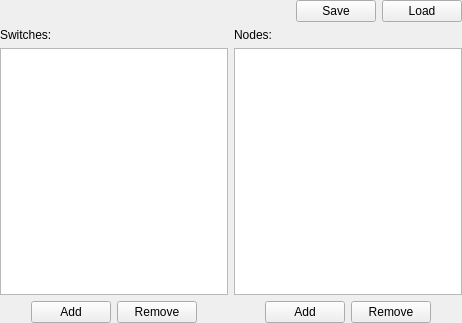
The window that src/VMTD/VMTD/model/VMTDModelForm.ui (ekushko/qt-vxlan-mtd-old) describes before a commit, drawn with Qt 5.
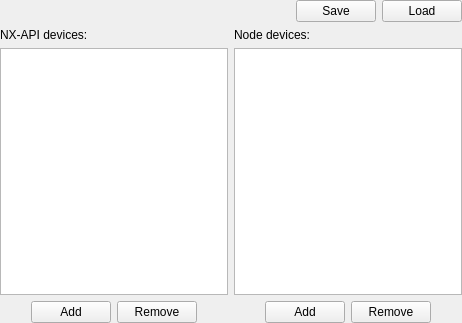
The same window after the commit.

```diff
--- a/src/VMTD/VMTD/model/VMTDModelForm.ui
+++ b/src/VMTD/VMTD/model/VMTDModelForm.ui
@@ -83,7 +83,7 @@
         <item>
          <widget class="QLabel" name="_5">
           <property name="text">
-           <string>Switches:</string>
+           <string>NX-API devices:</string>
           </property>
          </widget>
         </item>
@@ -155,7 +155,7 @@
         <item>
          <widget class="QLabel" name="_9">
           <property name="text">
-           <string>Nodes:</string>
+           <string>Node devices:</string>
           </property>
          </widget>
         </item>
```
Left out of the diff: 16 changed lines with no effect on the pictures.
